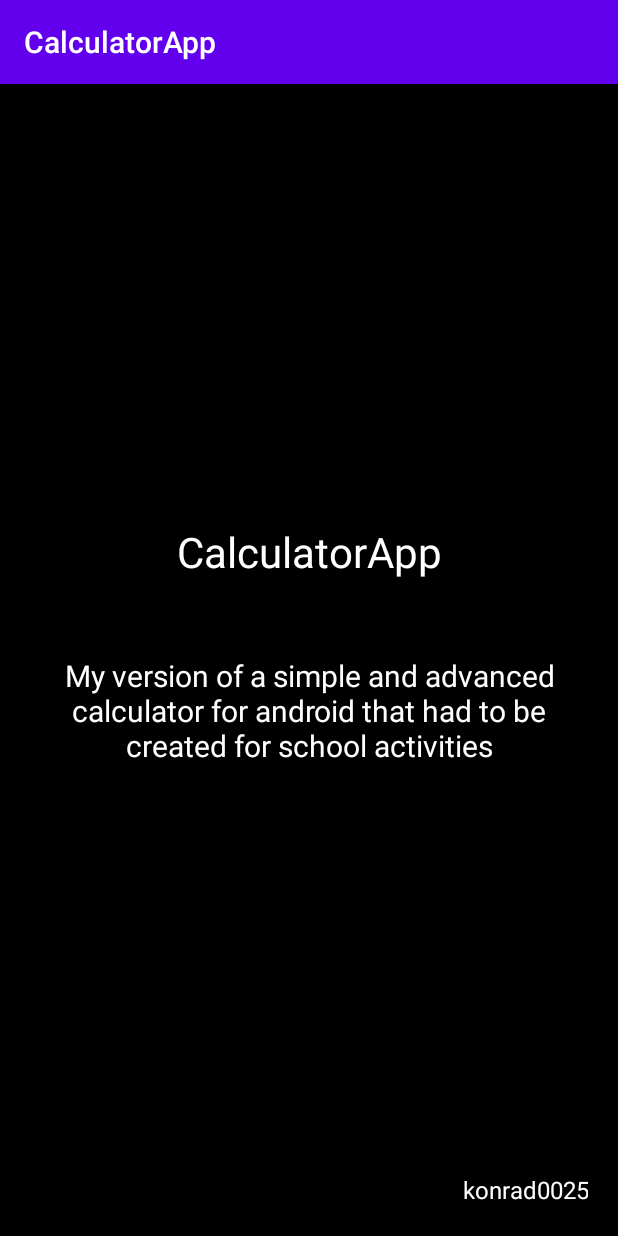
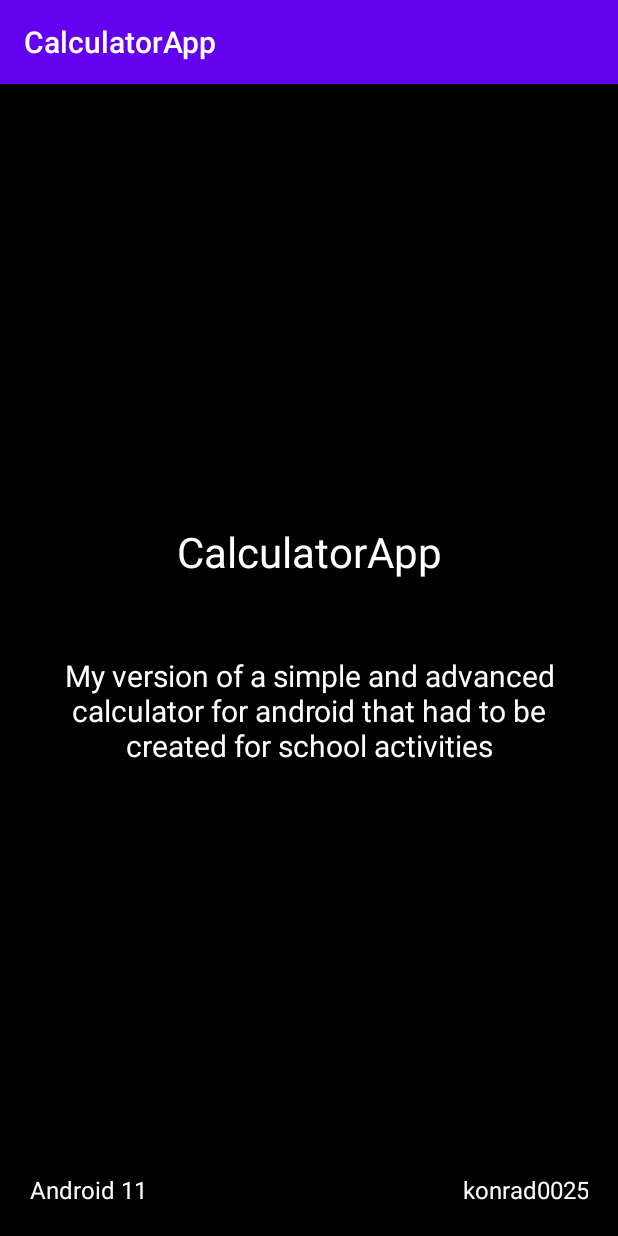
Before and after one commit to konrad0025/CalculatorApp, an Android app: the InfoAboutCalculator screen opened directly, with no data from a screen before it, on a phone screen of 412 x 824 dp. Run offline under Robolectric (Android 15) with nearby library versions, the phone set to English and light mode, and no system bars.

Commit message:
Some visual adjustments

```diff
--- a/app/src/main/java/com/example/kalkulator/AdvancedCalculator.java
+++ b/app/src/main/java/com/example/kalkulator/AdvancedCalculator.java
@@ -235,7 +235,7 @@ public class AdvancedCalculator extends AppCompatActivity {
     }
     public void changeMarkButton()
     {
-        if(!textView.getText().toString().equals("0") || !textView.getText().toString().equals("NaN"))
+        if(!textView.getText().toString().equals("0") && !textView.getText().toString().equals("NaN"))
         {
             if(!textView.getText().toString().contains("-"))
             {
--- a/app/src/main/java/com/example/kalkulator/SimpleCalculator.java
+++ b/app/src/main/java/com/example/kalkulator/SimpleCalculator.java
@@ -174,7 +174,7 @@ public class SimpleCalculator extends AppCompatActivity {
     }
     public void changeMarkButton()
     {
-        if(!textView.getText().toString().equals("0") || !textView.getText().toString().equals("NaN"))
+        if(!textView.getText().toString().equals("0") && !textView.getText().toString().equals("NaN"))
         {
             if(!textView.getText().toString().contains("-"))
             {
--- a/app/src/main/res/layout/activity_info_about_calculator.xml
+++ b/app/src/main/res/layout/activity_info_about_calculator.xml
@@ -49,6 +49,7 @@
 
     </LinearLayout>
 
+
     <TextView
         android:id="@+id/textView2"
         android:layout_width="match_parent"
@@ -59,4 +60,14 @@
         android:textColor="@color/white"
         android:textSize="16sp"
         app:layout_constraintBottom_toBottomOf="@+id/linearLayout" />
+    <TextView
+        android:id="@+id/textView6"
+        android:layout_width="match_parent"
+        android:layout_height="wrap_content"
+        android:text="@string/app_android"
+        android:textAlignment="textStart"
+        android:textAllCaps="false"
+        android:textColor="@color/white"
+        android:textSize="16sp"
+        app:layout_constraintBottom_toBottomOf="@+id/linearLayout" />
 </androidx.constraintlayout.widget.ConstraintLayout>
--- a/app/src/main/res/values/strings.xml
+++ b/app/src/main/res/values/strings.xml
@@ -2,6 +2,7 @@
     <string name="app_name">CalculatorApp</string>
     <string name="info">My version of a simple and advanced calculator for android that had to be created for school activities</string>
     <string name="author_name">konrad0025</string>
+    <string name="app_android">Android 11</string>
     <string name="Calculator">Calculator</string>
     <string name="Simple">Simple</string>
     <string name="Advanced">Advanced</string>
```
